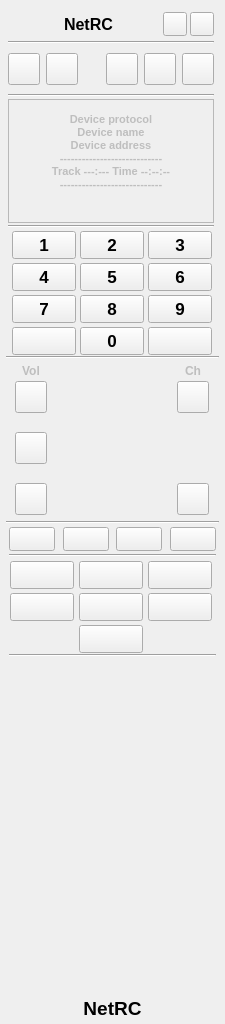
First picture: the form in src/ui/remotecontrol.ui, repository AceOfSnakes/NetRC, before the edit.
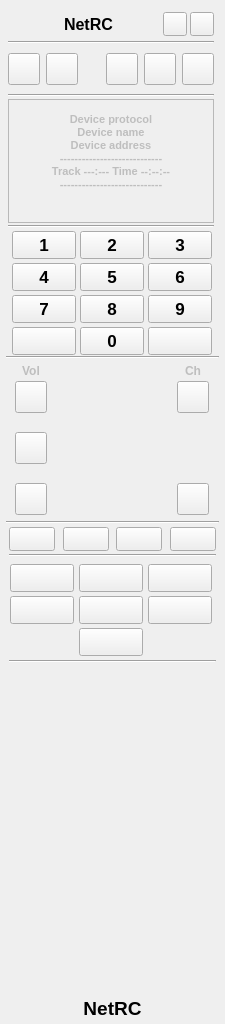
Second picture: the form after the edit. Icons and pictures are not drawn.

Patch:
```diff
--- a/src/ui/remotecontrol.ui
+++ b/src/ui/remotecontrol.ui
@@ -2080,13 +2080,13 @@
       <property name="minimumSize">
        <size>
         <width>0</width>
-        <height>100</height>
+        <height>106</height>
        </size>
       </property>
       <property name="maximumSize">
        <size>
         <width>16777215</width>
-        <height>100</height>
+        <height>106</height>
        </size>
       </property>
       <layout class="QVBoxLayout" name="verticalLayout_5">
```
Left out of the diff: 18 changed lines with no effect on the pictures.
